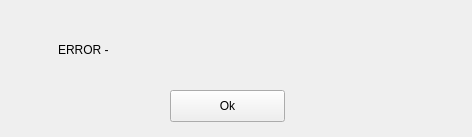
The window that errorwindow.ui (JMarcu/Super-Warehouse-Store) describes before a commit, drawn with Qt 5.
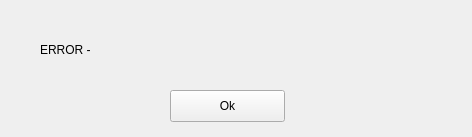
The same window after the commit.

```diff
--- a/errorwindow.ui
+++ b/errorwindow.ui
@@ -16,7 +16,7 @@
   <widget class="QLabel" name="label_Error">
    <property name="geometry">
     <rect>
-     <x>58</x>
+     <x>40</x>
      <y>40</y>
      <width>371</width>
      <height>20</height>
```
